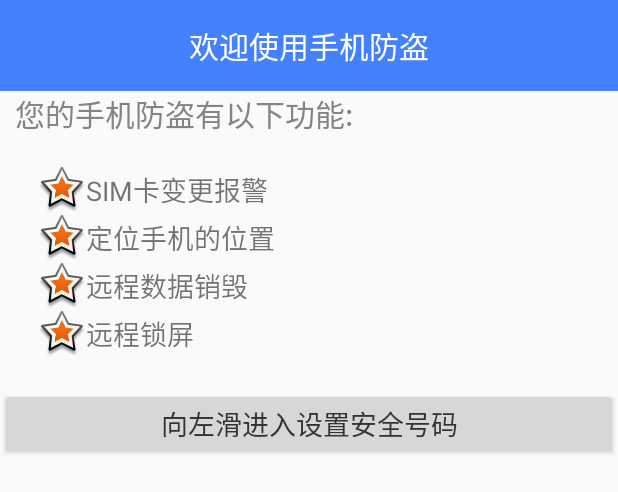
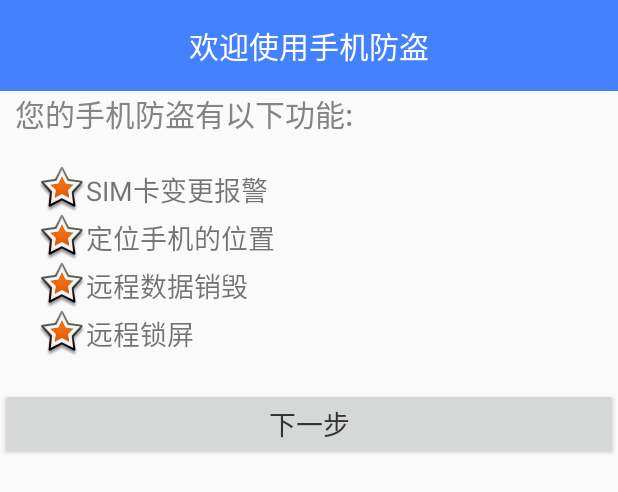
Before and after one commit to songwenju/PhoneManager, an Android app: the layout activity_security_setup_one.xml on its own in the app's theme, with its tools: preview values and no code run, on a phone screen of 412 x 824 dp. Shown: the top 492 px of the screen. Run offline under Robolectric (Android 15) with nearby library versions, the phone set to English and light mode, and no system bars.

Commit message:
PhoneManager:add some method for SecurityPhone
scope: PhoneManager
type: feature

Signed-off-by: songwenju <songwenju@outlook.com>

```diff
--- /dev/null
+++ b/app/src/debug/AndroidManifest.xml
@@ -0,0 +1,4 @@
+<?xml version="1.0" encoding="utf-8"?>
+<manifest xmlns:android="http://schemas.android.com/apk/res/android">
+    <uses-permission android:name="android.permission.ACCESS_MOCK_LOCATION" />
+</manifest>
--- a/app/src/main/AndroidManifest.xml
+++ b/app/src/main/AndroidManifest.xml
@@ -6,7 +6,9 @@
     <uses-permission android:name="android.permission.INTERNET"/>
     <uses-permission android:name="android.permission.WRITE_EXTERNAL_STORAGE"/>
     <uses-permission android:name="android.permission.READ_EXTERNAL_STORAGE"/>
-
+    <uses-permission android:name="android.permission.READ_PHONE_STATE"/>
+    <uses-permission android:name="android.permission.ACCESS_FINE_LOCATION"/>
+    <uses-permission android:name="android.permission.ACCESS_COARSE_LOCATION"/>
 
     <application
         android:allowBackup="true"
--- a/app/src/main/java/com/wjustudio/phoneManager/Common/AppConstants.java
+++ b/app/src/main/java/com/wjustudio/phoneManager/Common/AppConstants.java
@@ -10,4 +10,7 @@ import android.content.Context;
 public class AppConstants {
     public static String FIRST_OPEN = "first_open";
     public static Context CONTEXT = PhoneManagerApplication.mAppContext;
+    public static String SAFE_NUM = "safeNum";
+    public static String IS_OPEN_PROTECT = "isOpenProtect";
+    public static String SIM_SERIAL_NUM = "simSerialNum";
 }
--- a/app/src/main/java/com/wjustudio/phoneManager/fragment/setUpOneFragment.java
+++ b/app/src/main/java/com/wjustudio/phoneManager/fragment/setUpOneFragment.java
@@ -11,7 +11,7 @@ import com.wjustudio.phoneManager.base.BaseFragment;
 public class SetUpOneFragment extends BaseFragment{
     @Override
     protected int getLayoutID() {
-        return R.layout.fragment_setup_one;
+        return R.layout.activity_security_setup_one;
     }
 
     @Override
--- a/app/src/main/java/com/wjustudio/phoneManager/presenter/HomePresenter.java
+++ b/app/src/main/java/com/wjustudio/phoneManager/presenter/SecurityPresenter.java
@@ -1,6 +1,6 @@
 package com.wjustudio.phoneManager.presenter;
 
 
-public class HomePresenter {
+public class SecurityPresenter {
 
 }
--- a/app/src/main/res/layout/fragment_setup_one.xml
+++ b/app/src/main/res/layout/activity_security_setup_one.xml
@@ -1,11 +1,14 @@
 <?xml version="1.0" encoding="utf-8"?>
-<LinearLayout xmlns:android="http://schemas.android.com/apk/res/android"
+<LinearLayout android:id="@+id/setting_one"
+              xmlns:android="http://schemas.android.com/apk/res/android"
               android:layout_width="match_parent"
               android:layout_height="match_parent"
-    android:orientation="vertical">
+              android:orientation="vertical">
+
     <TextView
         style="@style/common_title"
         android:text="@string/security_welcome"/>
+
     <TextView
         android:layout_width="wrap_content"
         android:layout_height="wrap_content"
@@ -17,43 +20,47 @@
     <TextView
         android:layout_width="match_parent"
         android:layout_height="wrap_content"
+        android:layout_marginLeft="25dp"
+        android:layout_marginTop="20dp"
+        android:drawableLeft="@android:drawable/star_big_on"
+        android:gravity="center_vertical"
         android:text="SIM卡变更报警"
-        android:textSize="18sp"
-        android:layout_marginTop="20dp"
-        android:layout_marginLeft="25dp"
-        android:drawableLeft="@android:drawable/star_big_on"
-        android:gravity="center_vertical"/>
+        android:textSize="18sp"/>
+
     <TextView
         android:layout_width="match_parent"
         android:layout_height="wrap_content"
-        android:text="@string/location_str"
-        android:textSize="18sp"
         android:layout_marginLeft="25dp"
         android:drawableLeft="@android:drawable/star_big_on"
-        android:gravity="center_vertical"/>
+        android:gravity="center_vertical"
+        android:text="@string/location_str"
+        android:textSize="18sp"/>
+
     <TextView
         android:layout_width="match_parent"
         android:layout_height="wrap_content"
-        android:text="远程数据销毁"
-        android:textSize="18sp"
         android:layout_marginLeft="25dp"
         android:drawableLeft="@android:drawable/star_big_on"
-        android:gravity="center_vertical"/>
+        android:gravity="center_vertical"
+        android:text="远程数据销毁"
+        android:textSize="18sp"/>
+
     <TextView
         android:layout_width="match_parent"
         android:layout_height="wrap_content"
-        android:text="远程锁屏"
-        android:textSize="18sp"
         android:layout_marginLeft="25dp"
         android:drawableLeft="@android:drawable/star_big_on"
-        android:gravity="center_vertical"/>
+        android:gravity="center_vertical"
+        android:text="远程锁屏"
+        android:textSize="18sp"/>
+
     <Button
         android:id="@+id/btn_next"
-        android:layout_marginTop="20dp"
         android:layout_width="match_parent"
         android:layout_height="wrap_content"
+        android:layout_marginTop="20dp"
+        android:clickable="false"
         android:text="@string/next"
-        android:clickable="false"
-        android:textSize="18sp"
-        android:textColor="@color/ButtonTextColor"/>
+        android:textColor="@color/ButtonTextColor"
+        android:textSize="18sp"/>
 </LinearLayout>
--- a/app/src/main/res/values/strings.xml
+++ b/app/src/main/res/values/strings.xml
@@ -14,7 +14,7 @@
 
     <string name="security_welcome">欢迎使用手机防盗</string>
     <string name="set_security_num">设置安全号码</string>
-    <string name="next">向左滑进入设置安全号码</string>
+    <string name="next">下一步</string>
     <string name="start_security">开启手机防盗</string>
     <string name="security_description">请输入或选择联系人作为安全号码，\n SIM卡变更后，报警短信会发送给安全号码</string>
     <string name="location_str">定位手机的位置</string>
```
Also changed, not shown: app/src/main/java/com/wjustudio/phoneManager/activities/SecuritySettingActivity.java (+47 -18 lines), app/src/main/java/com/wjustudio/phoneManager/biz/ISecuritySettingBiz.java (added, +44 -0 lines), app/src/main/java/com/wjustudio/phoneManager/biz/SecuritySettingBizImpl.java (added, +167 -0 lines), app/src/main/java/com/wjustudio/phoneManager/fragment/setUpTwoFragment.java (+3 -12 lines), app/src/main/java/com/wjustudio/phoneManager/utils/MediaPlayerUtil.java (added, +17 -0 lines), app/src/main/res/layout/activity_security_setting.xml (+4 -8 lines), app/src/main/res/layout/activity_security_setup_two.xml (renamed from app/src/main/res/layout/fragment_setup_two.xml, +24 -17 lines), 1 other file.
